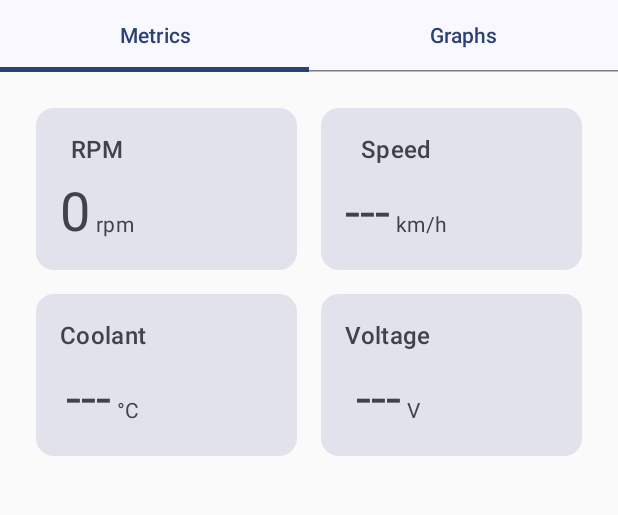
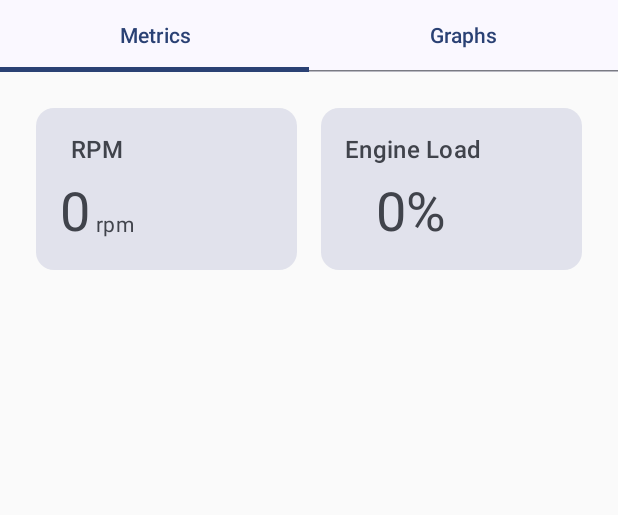
Before and after one commit to surendranb/CarDash, an Android app built with Jetpack Compose: the screen it shows after launch (MainActivity), on a phone screen of 412 x 824 dp, the part 96-611 px from its top. Run offline under Robolectric (Android 15) with nearby library versions, the phone set to English and light mode, and no system bars.

Commit message:
Implement Engine Load support
- Added Engine Load command (01 04) to OBDService
- Created EngineLoadMetricCard UI component
- Integrated with MetricViewModel and MetricGrid
- Fixed build issues and deprecated API usage

```diff
--- a/app/src/main/java/com/example/cardash/services/obd/OBDService.kt
+++ b/app/src/main/java/com/example/cardash/services/obd/OBDService.kt
@@ -21,6 +21,20 @@ class OBDService(
         while (isRunning) {
             try {
                 emit(getSpeed())
+                delay(1000) // Poll every second
+            } catch (e: Exception) {
+                // Handle errors
+            }
+        }
+    }.catch { e ->
+        // Handle flow errors
+    }
+
+    // Engine Load polling flow
+    val engineLoadFlow: Flow<Int> = flow {
+        while (isRunning) {
+            try {
+                emit(getEngineLoad())
                 delay(1000) // Poll every second
             } catch (e: Exception) {
                 // Handle errors
--- a/app/src/main/java/com/example/cardash/ui/metrics/MetricGrid.kt
+++ b/app/src/main/java/com/example/cardash/ui/metrics/MetricGrid.kt
@@ -11,22 +11,20 @@ import androidx.compose.runtime.getValue
 import androidx.compose.ui.Modifier
 import androidx.compose.ui.unit.dp
 import androidx.lifecycle.viewmodel.compose.viewModel // Import viewModel
+import androidx.compose.runtime.collectAsState
 import com.example.cardash.ui.components.MetricCard
 import com.example.cardash.ui.components.MetricStatus
 
 @Composable
 fun MetricGridScreen(
-    viewModel: MetricViewModel = viewModel() // Inject ViewModel
+    viewModel: MetricViewModel = viewModel() // Get ViewModel
 ) {
-    val rpm by viewModel.rpm.collectAsState() // Collect RPM state
+    val rpm by viewModel.rpm.collectAsState()
+    val engineLoad by viewModel.engineLoad.collectAsState()
 
-    // TODO: Replace other hardcoded metrics later
     val metrics = listOf(
-        // Determine RPM status based on value later, for now NORMAL
-        MetricData("RPM", rpm.toString(), "rpm", MetricStatus.NORMAL), // Use collected RPM, default status NORMAL
-        MetricData("Speed", "---", "km/h", MetricStatus.NORMAL), // Placeholder, use NORMAL
-        MetricData("Coolant", "---", "°C", MetricStatus.NORMAL), // Placeholder, use NORMAL
-        MetricData("Voltage", "---", "V", MetricStatus.NORMAL) // Placeholder, use NORMAL
+        MetricData("RPM", rpm.toString(), "rpm", MetricStatus.NORMAL),
+        MetricData("Engine Load", "$engineLoad%", "", MetricStatus.NORMAL)
     )
 
     LazyVerticalGrid(
--- a/app/src/main/java/com/example/cardash/ui/metrics/MetricViewModelFactory.kt
+++ b/app/src/main/java/com/example/cardash/ui/metrics/MetricViewModelFactory.kt
@@ -2,13 +2,13 @@ package com.example.cardash.ui.metrics
 
 import androidx.lifecycle.ViewModel
 import androidx.lifecycle.ViewModelProvider
-import com.example.cardash.services.obd.OBDService
+import com.example.cardash.services.obd.ObdConnectionService
 
-class MetricViewModelFactory(private val obdService: OBDService) : ViewModelProvider.Factory {
+class MetricViewModelFactory(private val obdConnectionService: ObdConnectionService) : ViewModelProvider.Factory {
     override fun <T : ViewModel> create(modelClass: Class<T>): T {
         if (modelClass.isAssignableFrom(MetricViewModel::class.java)) {
             @Suppress("UNCHECKED_CAST")
-            return MetricViewModel(obdService) as T
+            return MetricViewModel(obdConnectionService) as T
         }
         throw IllegalArgumentException("Unknown ViewModel class")
     }
```
Also changed, not shown: app/src/main/java/com/example/cardash/ui/metrics/EngineLoadMetricCard.kt (added, +45 -0 lines), app/src/main/java/com/example/cardash/ui/metrics/MetricViewModel.kt (+51 -19 lines).
